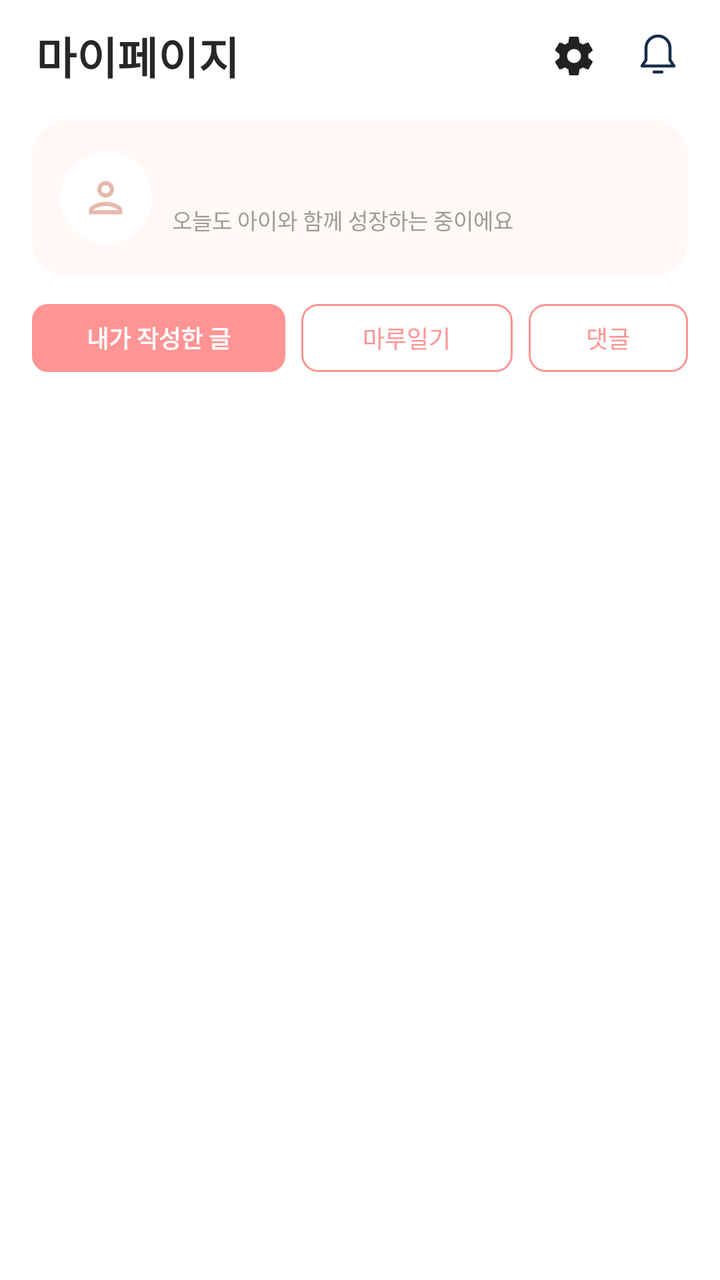
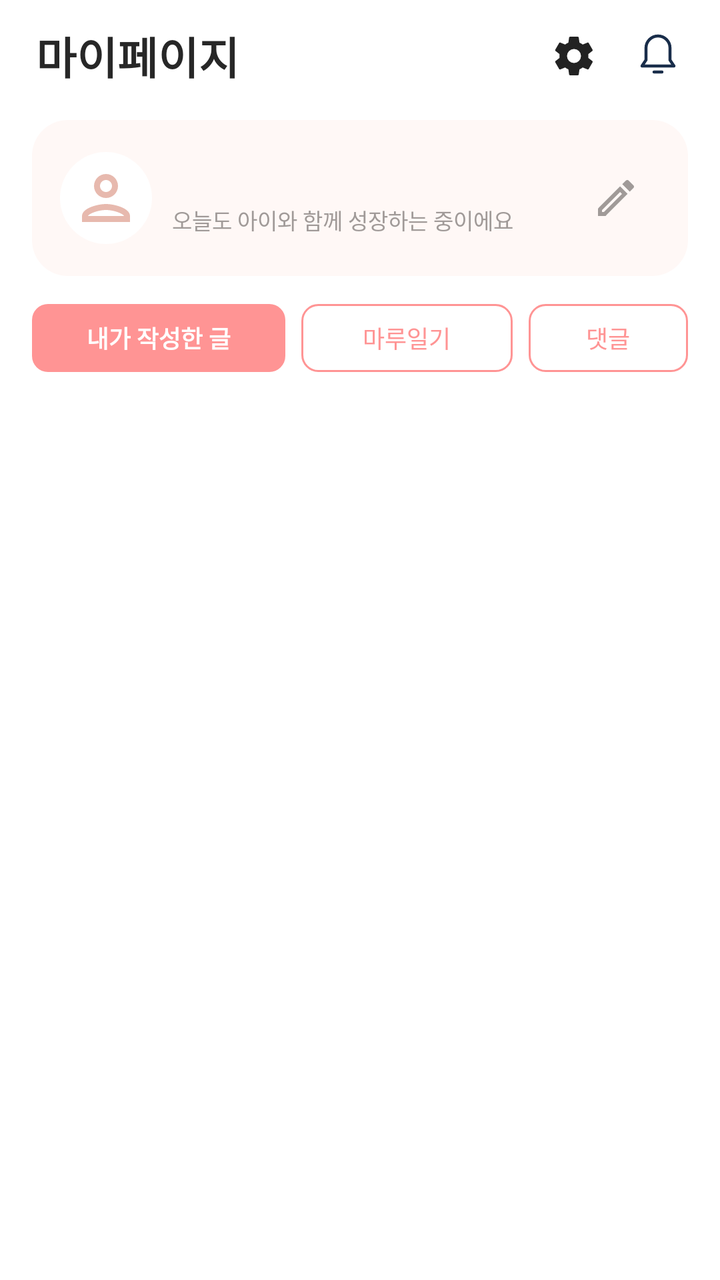

An Android layout rendered at two revisions. The XML below is the earlier revision; the diff shows what the commit changed to produce the second picture.
<!-- AndroidManifest.xml: application theme Theme.Maru -->
<!-- res/layout/fragment_mypage.xml -->
<?xml version="1.0" encoding="utf-8"?>
<LinearLayout xmlns:android="http://schemas.android.com/apk/res/android"
    android:layout_width="match_parent"
    android:layout_height="match_parent"
    android:background="#FFFFFFFF"
    android:orientation="vertical">

    <LinearLayout
        android:layout_width="match_parent"
        android:layout_height="56dp"
        android:gravity="center_vertical"
        android:paddingStart="18dp"
        android:paddingEnd="10dp">

        <TextView
            android:layout_width="0dp"
            android:layout_height="wrap_content"
            android:layout_weight="1"
            android:text="@string/title_mypage"
            android:textColor="#272727"
            android:textSize="22sp"
            android:textStyle="bold" />

        <ImageButton
            android:id="@+id/btnSettings"
            android:layout_width="42dp"
            android:layout_height="42dp"
            android:background="?attr/selectableItemBackgroundBorderless"
            android:contentDescription="@string/settings"
            android:padding="11dp"
            android:src="@drawable/ic_settings" />

        <FrameLayout
            android:layout_width="42dp"
            android:layout_height="42dp">

            <ImageButton
                android:id="@+id/btnNotification"
                android:layout_width="match_parent"
                android:layout_height="match_parent"
                android:background="?attr/selectableItemBackgroundBorderless"
                android:contentDescription="@string/notification"
                android:padding="11dp"
                android:src="@drawable/community_ic_bell" />

            <View
                android:id="@+id/viewBellDot"
                android:layout_width="8dp"
                android:layout_height="8dp"
                android:layout_gravity="top|end"
                android:layout_marginTop="7dp"
                android:layout_marginEnd="8dp"
                android:background="@drawable/bg_red_dot"
                android:visibility="gone" />
        </FrameLayout>
    </LinearLayout>

    <LinearLayout
        android:layout_width="match_parent"
        android:layout_height="78dp"
        android:layout_marginStart="16dp"
        android:layout_marginTop="4dp"
        android:layout_marginEnd="16dp"
        android:background="@drawable/bg_mypage_profile"
        android:gravity="center_vertical"
        android:orientation="horizontal"
        android:paddingStart="14dp"
        android:paddingEnd="12dp">

        <FrameLayout
            android:layout_width="46dp"
            android:layout_height="46dp"
            android:background="@drawable/bg_circle_white">

            <ImageView
                android:layout_width="25dp"
                android:layout_height="25dp"
                android:layout_gravity="center"
                android:contentDescription="@string/profile_image_description"
                android:src="@drawable/ic_person"
                android:tint="#E7B9AE" />
        </FrameLayout>

        <LinearLayout
            android:layout_width="0dp"
            android:layout_height="wrap_content"
            android:layout_marginStart="10dp"
            android:layout_weight="1"
            android:orientation="vertical">

            <TextView
                android:id="@+id/tvProfileName"
                android:layout_width="match_parent"
                android:layout_height="wrap_content"
                android:textColor="#303030"
                android:textSize="14sp"
                android:textStyle="bold" />

            <TextView
                android:layout_width="match_parent"
                android:layout_height="wrap_content"
                android:layout_marginTop="3dp"
                android:text="@string/mypage_profile_subtitle"
                android:textColor="#A09A98"
                android:textSize="11sp" />
        </LinearLayout>


    </LinearLayout>

    <LinearLayout
        android:layout_width="match_parent"
        android:layout_height="42dp"
        android:layout_marginStart="16dp"
        android:layout_marginTop="10dp"
        android:layout_marginEnd="16dp"
        android:gravity="center_vertical"
        android:orientation="horizontal">

        <TextView
            android:id="@+id/tabMyPosts"
            android:layout_width="0dp"
            android:layout_height="34dp"
            android:layout_marginEnd="4dp"
            android:layout_weight="1.2"
            android:background="@drawable/community_chip_on"
            android:gravity="center"
            android:text="@string/mypage_posts_tab"
            android:textColor="@android:color/white"
            android:textSize="12sp"
            android:textStyle="bold" />

        <TextView
            android:id="@+id/tabSavedPosts"
            android:layout_width="0dp"
            android:layout_height="34dp"
            android:layout_marginStart="4dp"
            android:layout_marginEnd="4dp"
            android:layout_weight="1"
            android:background="@drawable/community_chip_off"
            android:gravity="center"
            android:text="마루일기"
            android:textColor="@color/community_pink"
            android:textSize="12sp" />

        <TextView
            android:id="@+id/tabMyComments"
            android:layout_width="0dp"
            android:layout_height="34dp"
            android:layout_marginStart="4dp"
            android:layout_weight="0.75"
            android:background="@drawable/community_chip_off"
            android:gravity="center"
            android:text="@string/mypage_comments_tab"
            android:textColor="@color/community_pink"
            android:textSize="12sp" />
    </LinearLayout>

    <FrameLayout
        android:layout_width="match_parent"
        android:layout_height="0dp"
        android:layout_weight="1"
        android:layout_marginTop="8dp">

        <androidx.recyclerview.widget.RecyclerView
            android:id="@+id/recyclerMyPosts"
            android:layout_width="match_parent"
            android:layout_height="match_parent"
            android:clipToPadding="false"
            android:paddingStart="16dp"
            android:paddingTop="4dp"
            android:paddingEnd="16dp"
            android:paddingBottom="8dp" />

        <LinearLayout
            android:id="@+id/layoutMyPageEmpty"
            android:layout_width="match_parent"
            android:layout_height="match_parent"
            android:gravity="center"
            android:orientation="vertical"
            android:padding="24dp"
            android:visibility="gone">

            <TextView
                android:id="@+id/tvMyPageEmpty"
                android:layout_width="wrap_content"
                android:layout_height="wrap_content"
                android:gravity="center"
                android:textColor="#8F8886"
                android:textSize="14sp" />
        </LinearLayout>
    </FrameLayout>

    <TextView
        android:id="@+id/tvMyPageStatus"
        android:layout_width="match_parent"
        android:layout_height="wrap_content"
        android:gravity="center"
        android:paddingStart="16dp"
        android:paddingTop="4dp"
        android:paddingEnd="16dp"
        android:paddingBottom="4dp"
        android:textColor="#A09A98"
        android:textSize="11sp" />

</LinearLayout>
<!-- resources referenced by this layout -->
<resources>
  <color name="community_pink">#FF9494</color>
  <!-- drawable bg_circle_white (drawable) -->
  <?xml version="1.0" encoding="utf-8"?>
  <shape xmlns:android="http://schemas.android.com/apk/res/android" android:shape="oval">
      <solid android:color="@color/white" />
  </shape>
  <!-- drawable bg_mypage_profile (drawable) -->
  <?xml version="1.0" encoding="utf-8"?>
  <shape xmlns:android="http://schemas.android.com/apk/res/android" android:shape="rectangle">
      <solid android:color="#FFF8F6" />
      <corners android:radius="18dp" />
  </shape>
  <!-- drawable bg_red_dot (drawable) -->
  <?xml version="1.0" encoding="utf-8"?>
  <shape xmlns:android="http://schemas.android.com/apk/res/android" android:shape="oval">
      <solid android:color="@color/maru_pink" />
  </shape>
  <!-- drawable community_chip_off (drawable) -->
  <?xml version='1.0' encoding='utf-8'?>
  <shape xmlns:android="http://schemas.android.com/apk/res/android">
      <solid android:color="#FFFFFF" />
      <corners android:radius="8dp" />
      <stroke android:width="1dp" android:color="#FF9494" />
  </shape>
  <!-- drawable community_chip_on (drawable) -->
  <?xml version='1.0' encoding='utf-8'?>
  <shape xmlns:android="http://schemas.android.com/apk/res/android">
      <solid android:color="#FF9494" />
      <corners android:radius="8dp" />
  </shape>
  <!-- drawable community_ic_bell (drawable) -->
  <vector xmlns:android="http://schemas.android.com/apk/res/android" android:width="24dp" android:height="24dp" android:viewportWidth="24" android:viewportHeight="24"><path android:pathData="M18,8 A6,6 0,0 0,6 8 L6,14 L4,17 L20,17 L18,14 Z M10,20 L14,20" android:fillColor="@android:color/transparent" android:strokeColor="@color/community_ink" android:strokeWidth="1.5" android:strokeLineCap="round" android:strokeLineJoin="round"/></vector>
  <!-- drawable ic_person (drawable) -->
  <?xml version="1.0" encoding="utf-8"?>
  <vector xmlns:android="http://schemas.android.com/apk/res/android"
      android:width="24dp"
      android:height="24dp"
      android:viewportWidth="24"
      android:viewportHeight="24">
      <path
          android:fillColor="#FF222222"
          android:pathData="M12,6c1.1,0 2,0.9 2,2s-0.9,2 -2,2 -2,-0.9 -2,-2 0.9,-2 2,-2m0,10c2.7,0 5.8,1.29 6,2H6c0.23,-0.72 3.31,-2 6,-2m0,-12C9.79,4 8,5.79 8,8s1.79,4 4,4 4,-1.79 4,-4 -1.79,-4 -4,-4zM12,14c-2.67,0 -8,1.34 -8,4v2h16v-2c0,-2.66 -5.33,-4 -8,-4z" />
  </vector>
  <string name="mypage_comments_tab">댓글</string>
  <string name="mypage_posts_tab">내가 작성한 글</string>
  <string name="mypage_profile_subtitle">오늘도 아이와 함께 성장하는 중이에요</string>
  <string name="notification">알림</string>
  <string name="profile_image_description">프로필 이미지</string>
  <string name="settings">설정</string>
  <string name="title_mypage">마이페이지</string>
  <style name="Theme.Maru" parent="Base.Theme.Maru" />
  <color name="white">#FFFFFFFF</color>
  <color name="maru_pink">#FFF0506E</color>
  <color name="community_ink">#192D4A</color>
  <style name="Base.Theme.Maru" parent="Theme.Material3.Light.NoActionBar">
          <item name="colorPrimary">@color/maru_pink</item>
          <item name="android:windowBackground">@color/page_bg</item>
          
          <item name="android:windowLightStatusBar">true</item>
          
          <item name="android:soundEffectsEnabled">false</item>
      </style>
  <color name="page_bg">#FFFFFBFB</color>
  <!-- unchanged entries left out for length: 1 -->
</resources>

<!-- the commit's change to res/layout/fragment_mypage.xml (unified diff, before → after) -->
@@ -73,8 +73,9 @@
             android:background="@drawable/bg_circle_white">
 
             <ImageView
-                android:layout_width="25dp"
-                android:layout_height="25dp"
+                android:id="@+id/ivProfileAvatar"
+                android:layout_width="36dp"
+                android:layout_height="36dp"
                 android:layout_gravity="center"
                 android:contentDescription="@string/profile_image_description"
                 android:src="@drawable/ic_person"
@@ -105,7 +106,15 @@
                 android:textSize="11sp" />
         </LinearLayout>
 
-
+        <ImageButton
+            android:id="@+id/btnEditProfile"
+            android:layout_width="48dp"
+            android:layout_height="48dp"
+            android:padding="13dp"
+            android:src="@drawable/ic_edit"
+            android:tint="#A09A98"
+            android:background="?attr/selectableItemBackgroundBorderless"
+            android:contentDescription="내 정보 수정" />
     </LinearLayout>
 
     <LinearLayout
<!-- resource entries referenced after the edit -->
@@ -32,6 +32,17 @@
   </shape>
   <!-- drawable community_ic_bell (drawable) -->
   <vector xmlns:android="http://schemas.android.com/apk/res/android" android:width="24dp" android:height="24dp" android:viewportWidth="24" android:viewportHeight="24"><path android:pathData="M18,8 A6,6 0,0 0,6 8 L6,14 L4,17 L20,17 L18,14 Z M10,20 L14,20" android:fillColor="@android:color/transparent" android:strokeColor="@color/community_ink" android:strokeWidth="1.5" android:strokeLineCap="round" android:strokeLineJoin="round"/></vector>
+  <!-- drawable ic_edit (drawable) -->
+  <?xml version="1.0" encoding="utf-8"?>
+  <vector xmlns:android="http://schemas.android.com/apk/res/android"
+      android:width="24dp"
+      android:height="24dp"
+      android:viewportWidth="24"
+      android:viewportHeight="24">
+      <path
+          android:fillColor="#FF222222"
+          android:pathData="M3,17.25V21h3.75L17.81,9.94l-3.75,-3.75L3,17.25zM5.92,19H5v-0.92l9.06,-9.06 0.92,0.92L5.92,19zM20.71,5.63l-2.34,-2.34c-0.2,-0.2 -0.45,-0.29 -0.71,-0.29s-0.51,0.1 -0.7,0.29l-1.83,1.83 3.75,3.75 1.83,-1.83c0.39,-0.39 0.39,-1.02 0,-1.41z" />
+  </vector>
   <!-- drawable ic_person (drawable) -->
   <?xml version="1.0" encoding="utf-8"?>
   <vector xmlns:android="http://schemas.android.com/apk/res/android"
